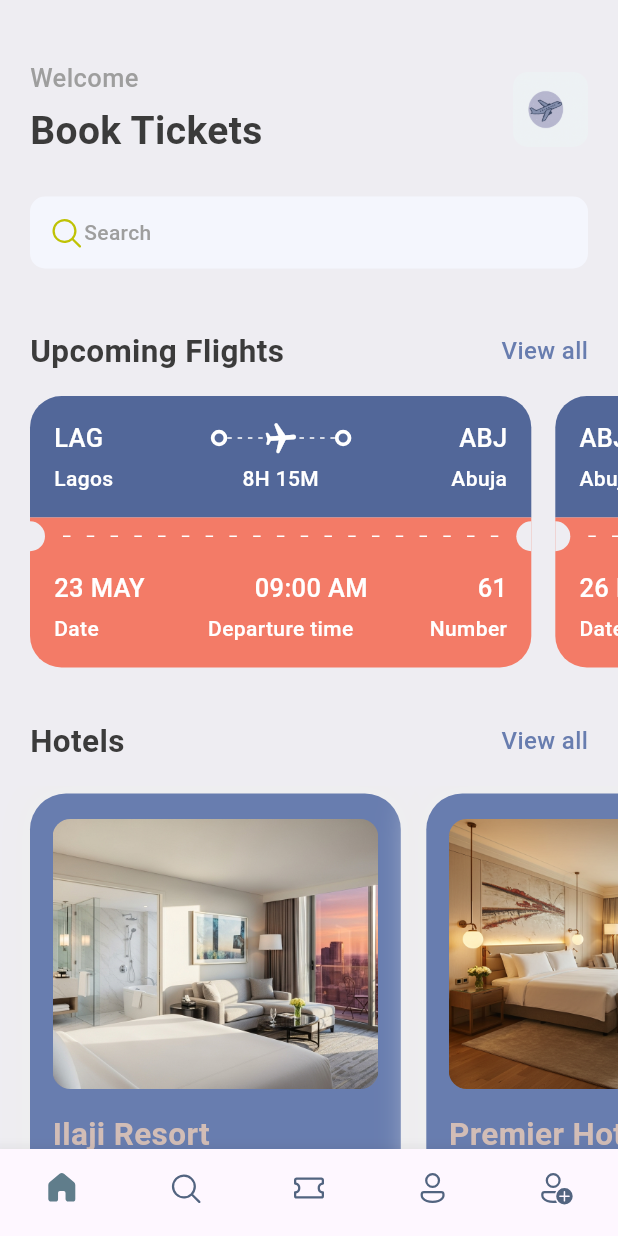
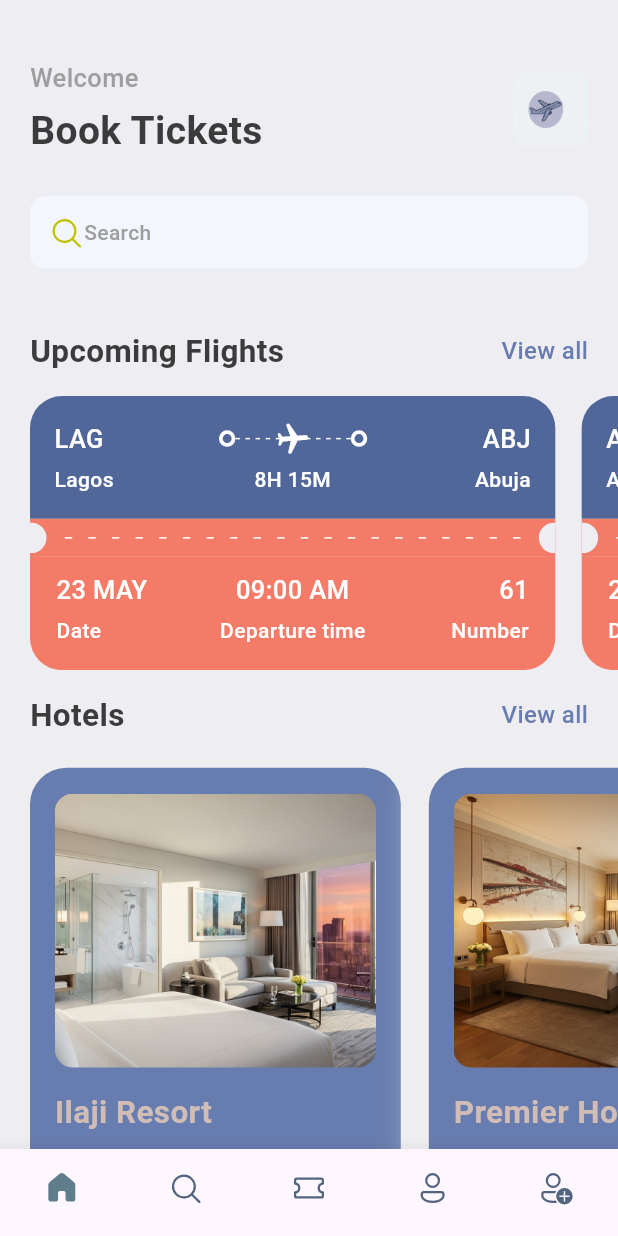
Before and after one commit to adedeni/flightBookingApp, a Flutter app: the screen it shows after launch, on a phone screen of 412 x 824 dp. Run offline on Flutter 3.47's test engine with Material 3 defaults, Android fonts, the light colour scheme and no system bars; our stand-ins replace fluentui_icons, gap.

Commit message:
make the ticket and hotel cards dynamic in height and width with increade or decrease in screen size

```diff
--- a/lib/screens/hotel_screen.dart
+++ b/lib/screens/hotel_screen.dart
@@ -5,59 +5,66 @@ import 'package:gap/gap.dart';
 
 class HotelScreen extends StatelessWidget {
   final Map<String, dynamic> hotel;
+
   const HotelScreen({super.key, required this.hotel});
 
   @override
   Widget build(BuildContext context) {
-   // print("hotel is ${hotel['price']}");
     final size = AppLayout.getSize(context);
-    return  Container(
-      width: size.width*0.6,
-      height: 350,
-      padding: EdgeInsets.symmetric(horizontal: 15, vertical: 17),
-      margin: EdgeInsets.only(right: 17, top: 5),
+
+    return Container(
+      width: size.width * 0.6,
+      //height: AppLayout.getHeight(context, 350),
+      padding: EdgeInsets.symmetric(
+        horizontal: AppLayout.getWidth(context, 15),
+        vertical: AppLayout.getHeight(context, 17),
+      ),
+      margin: EdgeInsets.only(
+        right: AppLayout.getWidth(context, 17),
+        top: AppLayout.getHeight(context, 5),
+      ),
       decoration: BoxDecoration(
         color: Styles.primaryColor,
-        borderRadius: BorderRadius.circular(24),
-        boxShadow:[
+        borderRadius: BorderRadius.circular(AppLayout.getHeight(context, 24)),
+        boxShadow: [
           BoxShadow(
             color: Colors.grey.shade200,
-            blurRadius: 20,
-            spreadRadius: 5
+            blurRadius: AppLayout.getHeight(context, 20),
+            spreadRadius: AppLayout.getHeight(context, 5),
           )
-        ]
+        ],
       ),
       child: Column(
         crossAxisAlignment: CrossAxisAlignment.start,
         children: [
           Container(
-            height: 180,
+            height: AppLayout.getHeight(context, 180),
             decoration: BoxDecoration(
-              borderRadius: BorderRadius.circular(12),
+              borderRadius: BorderRadius.circular(AppLayout.getHeight(context, 12)),
               color: Styles.primaryColor,
               image: DecorationImage(
                 fit: BoxFit.cover,
-                image: AssetImage("assets/images/${hotel['image']}"))
+                image: AssetImage("assets/images/${hotel['image']}"),
+              ),
             ),
           ),
-          Gap(15),
+          Gap(AppLayout.getHeight(context, 15)),
           Text(
             "${hotel['place']}",
             style: Styles.headLineStyle2.copyWith(color: Styles.kakiColor),
           ),
-          Gap(5),
-            Text(
+          Gap(AppLayout.getHeight(context, 5)),
+          Text(
             "${hotel['destination']}",
             style: Styles.headLineStyle3.copyWith(color: Colors.white),
           ),
-          Gap(8),
-            Text(
+          Gap(AppLayout.getHeight(context, 8)),
+          Text(
             "₦${hotel['price']}/night",
             style: Styles.headLineStyle1.copyWith(color: Styles.kakiColor),
           ),
         ],
       ),
     );
-
   }
 }
--- a/lib/screens/search_screen.dart
+++ b/lib/screens/search_screen.dart
@@ -1,5 +1,7 @@
+import 'package:flightbookingapp/utils/app_layout.dart';
 import 'package:flightbookingapp/utils/styles.dart';
 import 'package:flutter/material.dart';
+import 'package:gap/gap.dart';
 
 class SearchScreen extends StatelessWidget {
   const SearchScreen({super.key});
@@ -8,7 +10,12 @@ class SearchScreen extends StatelessWidget {
   Widget build(BuildContext context) {
     return  Scaffold(
      backgroundColor: Styles.backgroundColor,
-
+      body: ListView(
+        children: [
+          Gap(AppLayout.getHeight (context, 40)),
+          Text("What are\nyou looking for?", style: Styles.headLineStyle1.copyWith(fontSize: 35),)
+        ],
+      ),
     );
 
   }
--- a/lib/screens/ticket_view.dart
+++ b/lib/screens/ticket_view.dart
@@ -5,161 +5,285 @@ import 'package:flutter/material.dart';
 import 'package:gap/gap.dart';
 
 class TicketView extends StatelessWidget {
- final  Map<String, dynamic>ticket;
+  final Map<String, dynamic> ticket;
+
   const TicketView({super.key, required this.ticket});
 
   @override
   Widget build(BuildContext context) {
     final size = AppLayout.getSize(context);
-    return SizedBox(
-     width: size.width*0.85,
-     height: 200,
-     child: Container(
-      margin: EdgeInsets.only(right: 16),
+
+    return Container(
+      width: size.width * 0.85,
+      margin: EdgeInsets.only(right: AppLayout.getWidth(context, 16)),
+      child: Column(
+        mainAxisSize: MainAxisSize.min, // ✅ allows dynamic height
+        children: [
+          // Blue part of the ticket
+          Container(
+            decoration: BoxDecoration(
+              color: const Color(0xFF526799),
+              borderRadius: BorderRadius.only(
+                topLeft: Radius.circular(AppLayout.getHeight(context, 21)),
+                topRight: Radius.circular(AppLayout.getHeight(context, 21)),
+              ),
+            ),
+            padding: EdgeInsets.all(AppLayout.getHeight(context, 16)),
             child: Column(
               children: [
-          //blue part of the ticket
-          Container(
-            decoration: BoxDecoration(
-              color: Color(0xFF526799),
-              borderRadius: BorderRadius.only(topLeft: Radius.circular(21),
-              topRight: Radius.circular(21)
-              )
-            ),
-            padding: EdgeInsets.all(16),
-            child: Column(children: [
                 Row(
                   children: [
-                    Text(ticket['from']['code'], style: Styles.headLineStyle3.copyWith(color: Colors.white,)),
-                    Spacer(),
-                    ThickContainer(),
-                    Expanded(child: Stack(
+                    Text(
+                      ticket['from']['code'],
+                      style: Styles.headLineStyle3.copyWith(
+                        color: Colors.white,
+                      ),
+                    ),
+                    const Spacer(),
+                    const ThickContainer(),
+                    Expanded(
+                      child: Stack(
                         children: [
                           SizedBox(
-                        height: 24,
+                            height: AppLayout.getHeight(context, 24),
                             child: LayoutBuilder(
-                          builder: (BuildContext context, BoxConstraints constraints) {
-                            //print("the width is ${constraints.constrainWidth()}");
+                              builder: (
+                                BuildContext context,
+                                BoxConstraints constraints,
+                              ) {
                                 return Flex(
-                            direction:  Axis.horizontal,
-                            mainAxisAlignment: MainAxisAlignment.spaceBetween,
-                            mainAxisSize: MainAxisSize.max,
-                            children: List.generate((constraints.constrainWidth()/6).floor(), (index) => SizedBox(
-                              width: 3, height: 1, child: DecoratedBox(decoration: BoxDecoration(color: Colors.white),),
-                            )),
+                                  direction: Axis.horizontal,
+                                  mainAxisAlignment:
+                                      MainAxisAlignment.spaceBetween,
+                                  children: List.generate(
+                                    (constraints.constrainWidth() / 6).floor(),
+                                    (index) => const SizedBox(
+                                      width: 3,
+                                      height: 1,
+                                      child: DecoratedBox(
+                                        decoration: BoxDecoration(
+                                          color: Colors.white,
+                                        ),
+                                      ),
+                                    ),
+                                  ),
                                 );
                               },
-
                             ),
                           ),
-                        Center(child: Transform.rotate(angle: 1.5, child: Icon(Icons.local_airport_rounded, color: Colors.white,),)),
-                      ]
-                    )),
-
-                    ThickContainer(),
-                    Spacer(),
-                    Text(ticket['to']['code'], style: Styles.headLineStyle3.copyWith(color: Colors.white,))
+                          Center(
+                            child: Transform.rotate(
+                              angle: 1.5,
+                              child: Icon(
+                                Icons.local_airport_rounded,
+                                color: Colors.white,
+                              ),
+                            ),
+                          ),
                         ],
                       ),
-              Gap(5),
+                    ),
+                    const ThickContainer(),
+                    const Spacer(),
+                    Text(
+                      ticket['to']['code'],
+                      style: Styles.headLineStyle3.copyWith(
+                        color: Colors.white,
+                      ),
+                    ),
+                  ],
+                ),
+                Gap(AppLayout.getHeight(context, 5)),
                 Row(
                   mainAxisAlignment: MainAxisAlignment.spaceBetween,
                   children: [
                     SizedBox(
-                    width: 100, child: Text(ticket['from']['name'], style: Styles.headLineStyle4.copyWith(color: Colors.white),),
+                      width: AppLayout.getWidth(context, 100),
+                      child: Text(
+                        ticket['from']['name'],
+                        style: Styles.headLineStyle4.copyWith(
+                          color: Colors.white,
                         ),
-                  Text(ticket['flying_time'], style: Styles.headLineStyle4.copyWith(color: Colors.white),),
+                      ),
+                    ),
+                    Text(
+                      ticket['flying_time'],
+                      style: Styles.headLineStyle4.copyWith(
+                        color: Colors.white,
+                      ),
+                    ),
                     SizedBox(
-                    width: 100, child: Text(ticket['to']['name'], textAlign: TextAlign.end, style: Styles.headLineStyle4.copyWith(color: Colors.white),),
+                      width: AppLayout.getWidth(context, 100),
+                      child: Text(
+                        ticket['to']['name'],
+                        textAlign: TextAlign.end,
+                        style: Styles.headLineStyle4.copyWith(
+                          color: Colors.white,
+                        ),
+                      ),
                     ),
                   ],
-              )
-            ],)
                 ),
-          //orange part of the ticket
+              ],
+            ),
+          ),
+
+          // Orange dashed line
           Container(
             color: Styles.orangeColor,
             child: Row(
               children: [
                 SizedBox(
-                  height: 20,
-                  width: 10,
+                  height: AppLayout.getHeight(context, 20),
+                  width: AppLayout.getWidth(context, 10),
                   child: DecoratedBox(
                     decoration: BoxDecoration(
                       color: Styles.backgroundColor,
                       borderRadius: BorderRadius.only(
-                        topRight: Radius.circular(10),
-                        bottomRight: Radius.circular(10)
-                        )
-                    )),
+                        topRight: Radius.circular(
+                          AppLayout.getHeight(context, 10),
                         ),
-                Expanded(child: Padding(
-                  padding: const EdgeInsets.all(12.0),
+                        bottomRight: Radius.circular(
+                          AppLayout.getHeight(context, 10),
+                        ),
+                      ),
+                    ),
+                  ),
+                ),
+                Expanded(
+                  child: Padding(
+                    padding: EdgeInsets.all(AppLayout.getHeight(context, 12)),
                     child: LayoutBuilder(
-                    builder: (BuildContext context, BoxConstraints constraints) {
+                      builder: (
+                        BuildContext context,
+                        BoxConstraints constraints,
+                      ) {
                         return Flex(
                           direction: Axis.horizontal,
                           mainAxisAlignment: MainAxisAlignment.spaceBetween,
-                      mainAxisSize: MainAxisSize.max,
-                      children: List.generate((constraints.constrainWidth()/15).floor(), (index) => SizedBox(width: 5, height: 1,
-                      child: DecoratedBox(decoration: BoxDecoration(
-                        color: Colors.white
-                      )),))
+                          children: List.generate(
+                            (constraints.constrainWidth() / 15).floor(),
+                            (index) => const SizedBox(
+                              width: 5,
+                              height: 1,
+                              child: DecoratedBox(
+                                decoration: BoxDecoration(color: Colors.white),
+                              ),
+                            ),
+                          ),
                         );
                       },
-
                     ),
-                )),
+                  ),
+                ),
                 SizedBox(
-                  height: 20,
-                  width: 10,
+                  height: AppLayout.getHeight(context, 20),
+                  width: AppLayout.getWidth(context, 10),
                   child: DecoratedBox(
                     decoration: BoxDecoration(
                       color: Styles.backgroundColor,
                       borderRadius: BorderRadius.only(
-                        topLeft: Radius.circular(10),
-                        bottomLeft: Radius.circular(10)
-                        )
-                    )),
-                )
-
+                        topLeft: Radius.circular(
+                          AppLayout.getHeight(context, 10),
+                        ),
+                        bottomLeft: Radius.circular(
+                          AppLayout.getHeight(context, 10),
+                        ),
+                      ),
+                    ),
+                  ),
+                ),
               ],
             ),
           ),
+
+          // Orange bottom info section
           Container(
             decoration: BoxDecoration(
               color: Styles.orangeColor,
-              borderRadius: BorderRadius.only(bottomLeft: Radius.circular(21),
-              bottomRight: Radius.circular(21))
+              borderRadius: BorderRadius.only(
+                bottomLeft: Radius.circular(AppLayout.getHeight(context, 21)),
+                bottomRight: Radius.circular(AppLayout.getHeight(context, 21)),
               ),
-            padding: EdgeInsets.only(left: 16, top: 10, right:16, bottom: 16 ),
-                child: Column(children: [
+            ),
+            padding: EdgeInsets.fromLTRB(
+              AppLayout.getWidth(context, 16),
+              AppLayout.getHeight(context, 10),
+              AppLayout.getWidth(context, 16),
+              AppLayout.getHeight(context, 16),
+            ),
+            child: Column(
+              children: [
                 Row(
                   children: [
-                    Text(ticket['date'], style: Styles.headLineStyle3.copyWith(color: Colors.white,)),
-                    Spacer(),
-                    Text(ticket['departure_time'], style: Styles.headLineStyle3.copyWith(color: Colors.white,),),
-                    Spacer(),
-                    Text(ticket['number'].toString(), style: Styles.headLineStyle3.copyWith(color: Colors.white,))
+                    Expanded(
+                      child: Text(
+                        ticket['date'],
+                        style: Styles.headLineStyle3.copyWith(
+                          color: Colors.white,
+                        ),
+                        textAlign: TextAlign.start,
+                      ),
+                    ),
+                    Expanded(
+                      child: Text(
+                        ticket['departure_time'],
+                        style: Styles.headLineStyle3.copyWith(
+                          color: Colors.white,
+                        ),
+                        textAlign: TextAlign.center,
+                      ),
+                    ),
+                    Expanded(
+                      child: Text(
+                        ticket['number'].toString(),
+                        style: Styles.headLineStyle3.copyWith(
+                          color: Colors.white,
+                        ),
+                        textAlign: TextAlign.end,
+                      ),
+                    ),
                   ],
                 ),
-              Gap(5),
+                Gap(AppLayout.getHeight(context, 5)),
                 Row(
-                mainAxisAlignment: MainAxisAlignment.spaceBetween,
                   children: [
-                  SizedBox(
-                    width: 100, child: Text("Date", style: Styles.headLineStyle4.copyWith(color: Colors.white),),
+                    Expanded(
+                      child: Text(
+                        "Date",
+                        style: Styles.headLineStyle4.copyWith(
+                          color: Colors.white,
                         ),
-                  Text("Departure time", style: Styles.headLineStyle4.copyWith(color: Colors.white),),
-                  SizedBox(
-                    width: 100, child: Text("Number", textAlign: TextAlign.end, style: Styles.headLineStyle4.copyWith(color: Colors.white),),
+                      ),
+                    ),
+                    Expanded(
+                      child: FittedBox(
+                        fit: BoxFit.scaleDown,
+                        child: Text(
+                          "Departure time",
+                          textAlign: TextAlign.center,
+                          style: Styles.headLineStyle4.copyWith(
+                            color: Colors.white,
+                          ),
+                        ),
+                      ),
+                    ),
+
+                    Expanded(
+                      child: Text(
+                        "Number",
+                        textAlign: TextAlign.end,
+                        style: Styles.headLineStyle4.copyWith(
+                          color: Colors.white,
+                        ),
+                      ),
                     ),
                   ],
-              )
-            ],)
-        )
+                ),
               ],
             ),
+          ),
+        ],
       ),
     );
   }
--- a/lib/utils/app_layout.dart
+++ b/lib/utils/app_layout.dart
@@ -1,21 +1,14 @@
 import 'package:flutter/widgets.dart';
-import 'package:get/get.dart';
 class AppLayout {
-  static getSize (BuildContext context){
+  static Size getSize(BuildContext context) {
     return MediaQuery.of(context).size;
   }
-  static getSreenHeight() {
-    return Get.height;
+
+  static double getHeight(BuildContext context, double pixels) {
+    return MediaQuery.of(context).size.height * (pixels / 812); // base height
   }
-  static getSreenWidth() {
-    return Get.width;
-  }
-  static getHeight(double pixels) {
-    double x = getSreenHeight()/pixels;
-    return getSreenHeight()/x;
-  }
-  static getWidth(double pixels) {
-    double x = getSreenWidth()()/pixels;
-    return getSreenWidth()()/x;
+
+  static double getWidth(BuildContext context, double pixels) {
+    return MediaQuery.of(context).size.width * (pixels / 375); // base width
   }
 }
```
Lines whose indentation alone changed are shown as unchanged.
